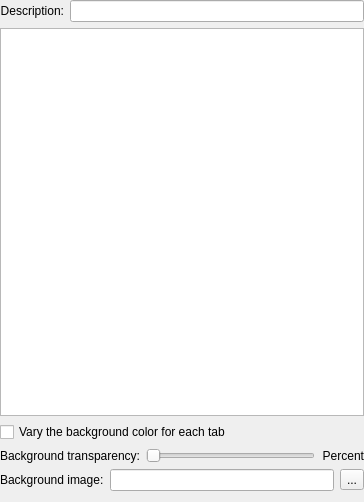
Qt form src/ColorSchemeEditor.ui (centic9/konsole-ppa) before a commit.
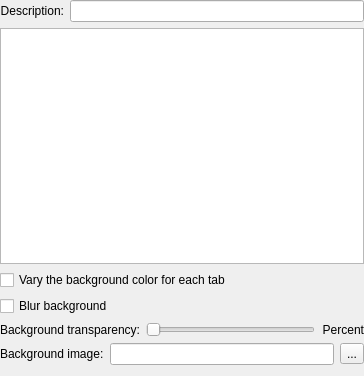
The same form after that commit. Custom widgets are drawn as their Qt base class.

What changed in the file:
```diff
--- a/src/ColorSchemeEditor.ui
+++ b/src/ColorSchemeEditor.ui
@@ -7,7 +7,7 @@
     <x>0</x>
     <y>0</y>
     <width>364</width>
-    <height>502</height>
+    <height>376</height>
    </rect>
   </property>
   <layout class="QVBoxLayout">
@@ -41,6 +41,13 @@
      </property>
     </widget>
    </item>
+   <item>
+    <widget class="QCheckBox" name="blurCheckBox">
+     <property name="text">
+      <string>Blur background</string>
+     </property>
+    </widget>
+   </item>
    <item>
     <layout class="QHBoxLayout">
      <item>
```
